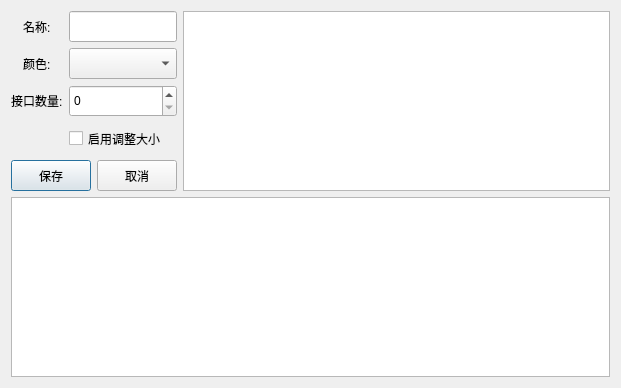
This is Design_easy/dialogs.ui in Alan-Soong/Project_of_ChipCraftDesign as Qt 5 draws it before an edit. The edited form follows.
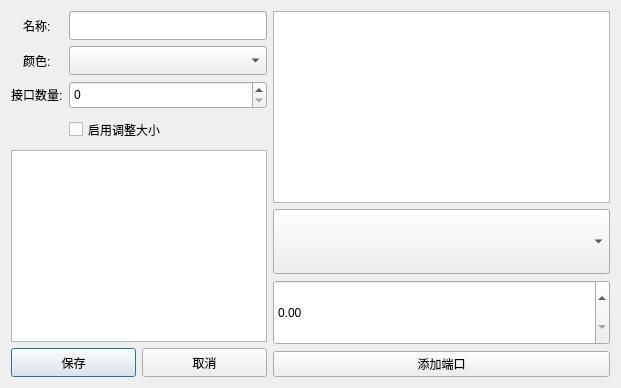
This is the edited form.

```diff
--- a/Design_easy/dialogs.ui
+++ b/Design_easy/dialogs.ui
@@ -34,6 +34,19 @@
      <property name="formAlignment">
       <set>Qt::AlignmentFlag::AlignCenter</set>
      </property>
+     <item row="0" column="0">
+      <widget class="QLabel" name="name">
+       <property name="sizePolicy">
+        <sizepolicy hsizetype="Expanding" vsizetype="Expanding">
+         <horstretch>0</horstretch>
+         <verstretch>0</verstretch>
+        </sizepolicy>
+       </property>
+       <property name="text">
+        <string>名称:</string>
+       </property>
+      </widget>
+     </item>
      <item row="0" column="1">
       <widget class="QLineEdit" name="nameEdit">
        <property name="sizePolicy">
@@ -116,7 +129,7 @@
        </property>
       </widget>
      </item>
-     <item row="4" column="0" colspan="2">
+     <item row="5" column="0" colspan="2">
       <layout class="QHBoxLayout" name="horizontalLayout">
        <item>
         <widget class="QPushButton" name="saveButton">
@@ -146,23 +159,18 @@
        </item>
       </layout>
      </item>
-     <item row="0" column="0">
-      <widget class="QLabel" name="name">
-       <property name="sizePolicy">
-        <sizepolicy hsizetype="Expanding" vsizetype="Expanding">
-         <horstretch>0</horstretch>
-         <verstretch>0</verstretch>
-        </sizepolicy>
-       </property>
-       <property name="text">
-        <string>名称:</string>
-       </property>
-      </widget>
+     <item row="4" column="0" colspan="2">
+      <widget class="QListView" name="listView"/>
      </item>
     </layout>
    </item>
    <item row="0" column="1">
-    <widget class="QListView" name="listView">
+    <layout class="QVBoxLayout" name="verticalLayout">
+     <item>
+      <widget class="QGraphicsView" name="pinGraphicsView"/>
+     </item>
+     <item>
+      <widget class="QComboBox" name="sideCombo">
      <property name="sizePolicy">
       <sizepolicy hsizetype="Expanding" vsizetype="Expanding">
        <horstretch>0</horstretch>
@@ -171,8 +179,24 @@
      </property>
     </widget>
    </item>
-   <item row="1" column="0" colspan="2">
-    <widget class="QListView" name="listView_2"/>
+     <item>
+      <widget class="QDoubleSpinBox" name="percentageSpin">
+       <property name="sizePolicy">
+        <sizepolicy hsizetype="Expanding" vsizetype="Expanding">
+         <horstretch>0</horstretch>
+         <verstretch>0</verstretch>
+        </sizepolicy>
+       </property>
+      </widget>
+     </item>
+     <item>
+      <widget class="QPushButton" name="addPinButton">
+       <property name="text">
+        <string>添加端口</string>
+       </property>
+      </widget>
+     </item>
+    </layout>
    </item>
   </layout>
  </widget>
```
Lines whose indentation alone changed are shown as unchanged.
